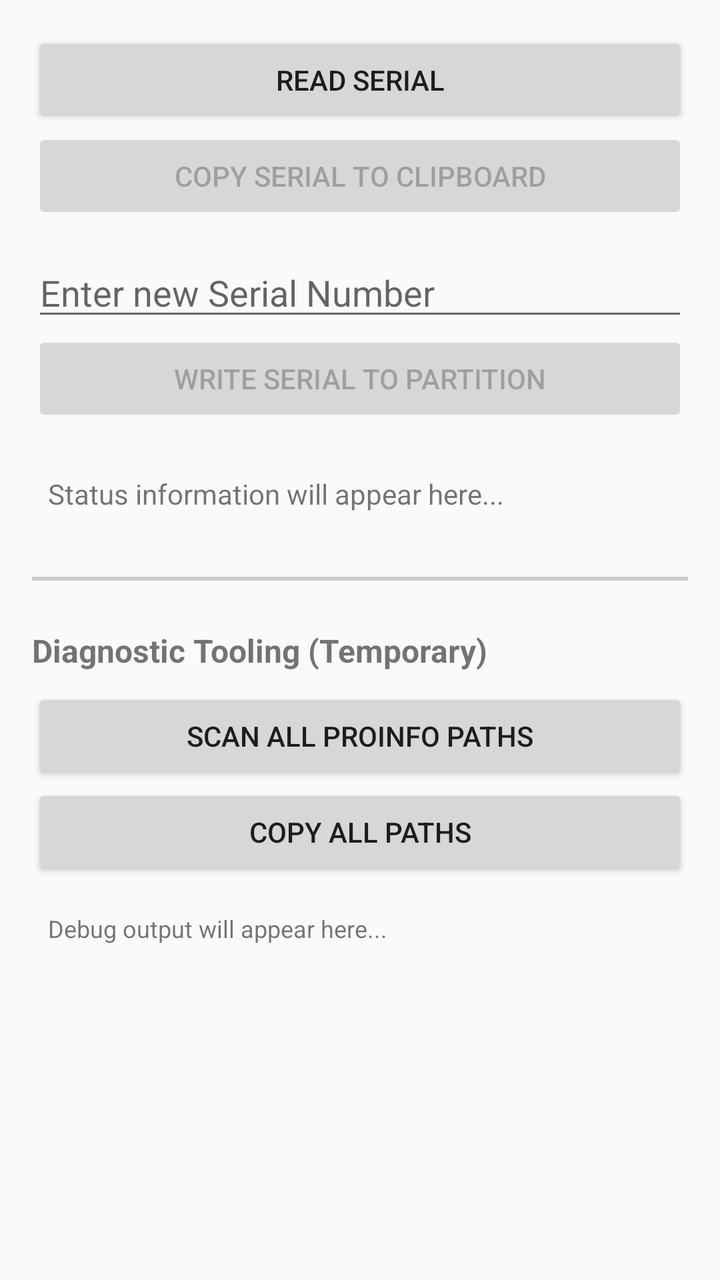
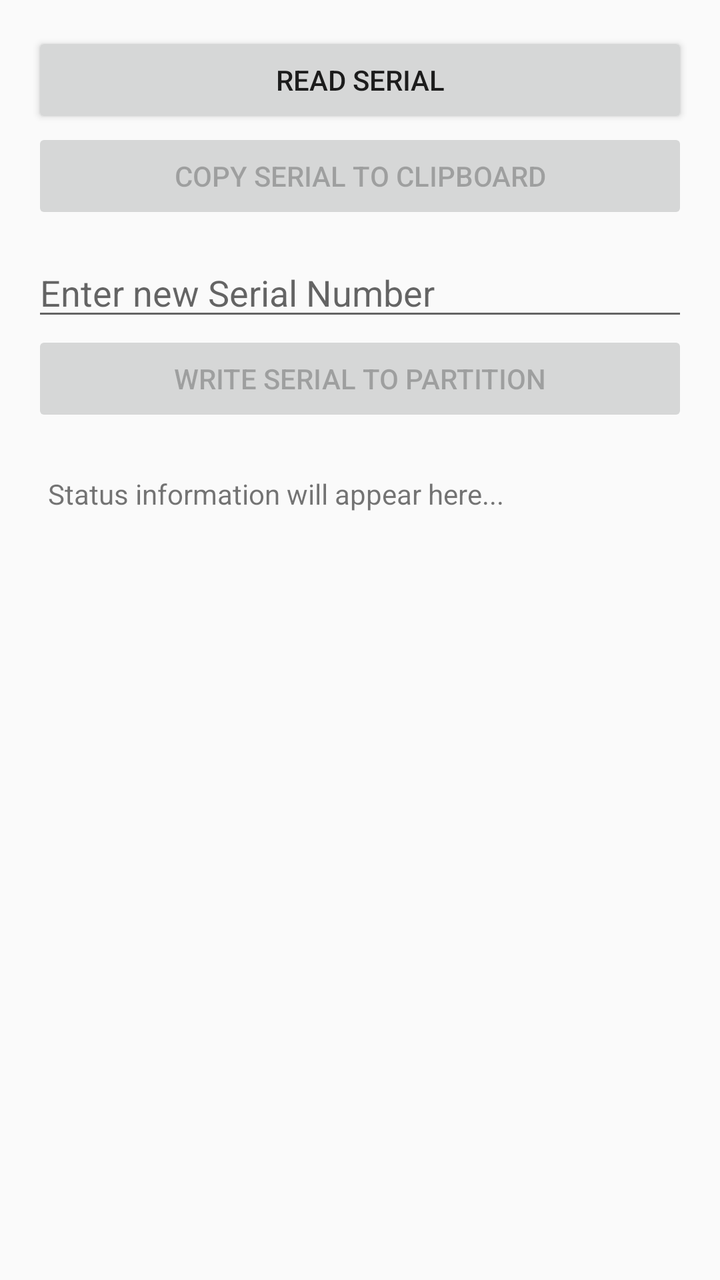

An Android layout rendered at two revisions. The XML below is the earlier revision; the diff shows what the commit changed to produce the second picture.
<!-- AndroidManifest.xml: application theme Theme.AppCompat.Light -->
<!-- res/layout/activity_main.xml -->
<?xml version="1.0" encoding="utf-8"?>
<ScrollView xmlns:android="http://schemas.android.com/apk/res/android"
    android:layout_width="match_parent"
    android:layout_height="match_parent"
    android:padding="16dp">

    <LinearLayout
        android:layout_width="match_parent"
        android:layout_height="wrap_content"
        android:orientation="vertical">

        
        <Button
            android:id="@+id/btnRead"
            android:layout_width="match_parent"
            android:layout_height="wrap_content"
            android:text="READ Serial" />

        
        <Button
            android:id="@+id/btnCopy"
            android:layout_width="match_parent"
            android:layout_height="wrap_content"
            android:enabled="false"
            android:text="Copy Serial to Clipboard" />

        
        <EditText
            android:id="@+id/etSerialInput"
            android:layout_width="match_parent"
            android:layout_height="wrap_content"
            android:layout_marginTop="12dp"
            android:hint="Enter new Serial Number"
            android:inputType="textNoSuggestions"
            android:maxLength="20" />

        
        <Button
            android:id="@+id/btnWrite"
            android:layout_width="match_parent"
            android:layout_height="wrap_content"
            android:enabled="false"
            android:text="WRITE Serial to Partition" />

        
        <TextView
            android:id="@+id/tvOutput"
            android:layout_width="match_parent"
            android:layout_height="wrap_content"
            android:layout_marginTop="16dp"
            android:padding="8dp"
            android:text="Status information will appear here..."
            android:textSize="14sp" />

        
        <View
            android:layout_width="match_parent"
            android:layout_height="2dp"
            android:layout_marginTop="24dp"
            android:layout_marginBottom="24dp"
            android:background="#CCCCCC" />

        
        <TextView
            android:layout_width="match_parent"
            android:layout_height="wrap_content"
            android:text="Diagnostic Tooling (Temporary)"
            android:textSize="16sp"
            android:textStyle="bold" />

        <Button
            android:id="@+id/btnScanAll"
            android:layout_width="match_parent"
            android:layout_height="wrap_content"
            android:layout_marginTop="8dp"
            android:text="SCAN ALL PROINFO PATHS" />

        <Button
            android:id="@+id/btnCopyDebug"
            android:layout_width="match_parent"
            android:layout_height="wrap_content"
            android:text="COPY ALL PATHS" />

        <TextView
            android:id="@+id/tvDebugAllPaths"
            android:layout_width="match_parent"
            android:layout_height="wrap_content"
            android:layout_marginTop="8dp"
            android:padding="8dp"
            android:text="Debug output will appear here..."
            android:textSize="12sp" />

    </LinearLayout>
</ScrollView>
<!-- resources referenced by this layout -->
<resources>

</resources>

<!-- the commit's change to res/layout/activity_main.xml (unified diff, before → after) -->
@@ -9,14 +9,12 @@
         android:layout_height="wrap_content"
         android:orientation="vertical">
 
-        
         <Button
             android:id="@+id/btnRead"
             android:layout_width="match_parent"
             android:layout_height="wrap_content"
             android:text="READ Serial" />
 
-        
         <Button
             android:id="@+id/btnCopy"
             android:layout_width="match_parent"
@@ -24,7 +22,6 @@
             android:enabled="false"
             android:text="Copy Serial to Clipboard" />
 
-        
         <EditText
             android:id="@+id/etSerialInput"
             android:layout_width="match_parent"
@@ -34,7 +31,6 @@
             android:inputType="textNoSuggestions"
             android:maxLength="20" />
 
-        
         <Button
             android:id="@+id/btnWrite"
             android:layout_width="match_parent"
@@ -42,7 +38,6 @@
             android:enabled="false"
             android:text="WRITE Serial to Partition" />
 
-        
         <TextView
             android:id="@+id/tvOutput"
             android:layout_width="match_parent"
@@ -52,43 +47,5 @@
             android:text="Status information will appear here..."
             android:textSize="14sp" />
 
-        
-        <View
-            android:layout_width="match_parent"
-            android:layout_height="2dp"
-            android:layout_marginTop="24dp"
-            android:layout_marginBottom="24dp"
-            android:background="#CCCCCC" />
-
-        
-        <TextView
-            android:layout_width="match_parent"
-            android:layout_height="wrap_content"
-            android:text="Diagnostic Tooling (Temporary)"
-            android:textSize="16sp"
-            android:textStyle="bold" />
-
-        <Button
-            android:id="@+id/btnScanAll"
-            android:layout_width="match_parent"
-            android:layout_height="wrap_content"
-            android:layout_marginTop="8dp"
-            android:text="SCAN ALL PROINFO PATHS" />
-
-        <Button
-            android:id="@+id/btnCopyDebug"
-            android:layout_width="match_parent"
-            android:layout_height="wrap_content"
-            android:text="COPY ALL PATHS" />
-
-        <TextView
-            android:id="@+id/tvDebugAllPaths"
-            android:layout_width="match_parent"
-            android:layout_height="wrap_content"
-            android:layout_marginTop="8dp"
-            android:padding="8dp"
-            android:text="Debug output will appear here..."
-            android:textSize="12sp" />
-
     </LinearLayout>
 </ScrollView>
